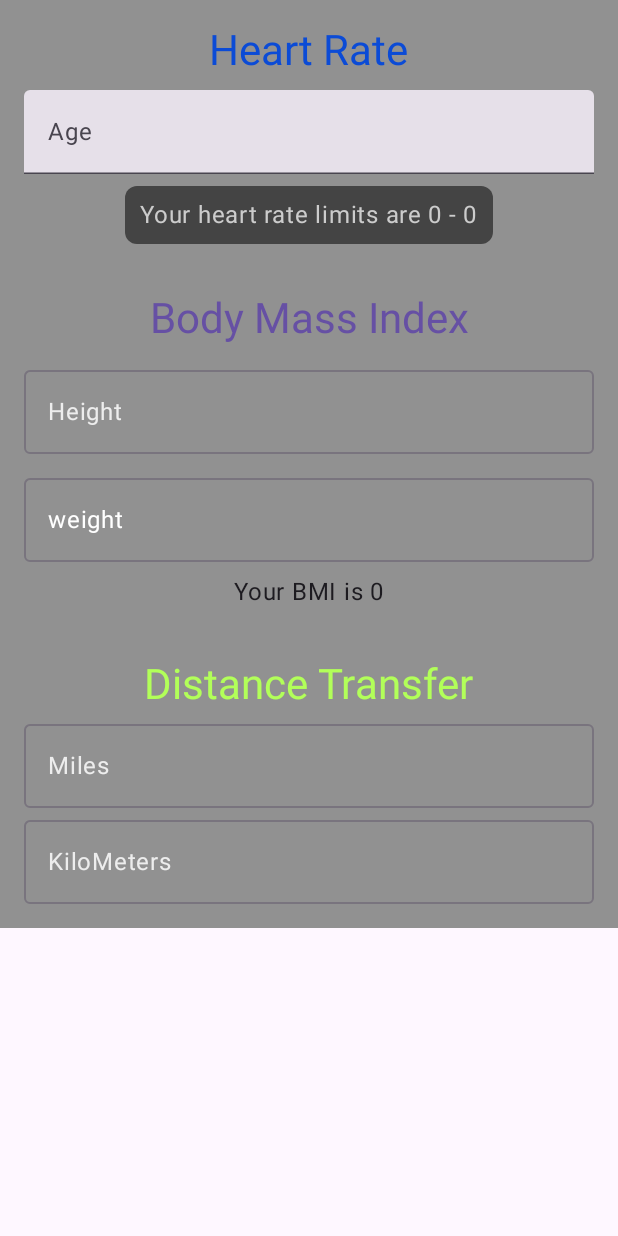
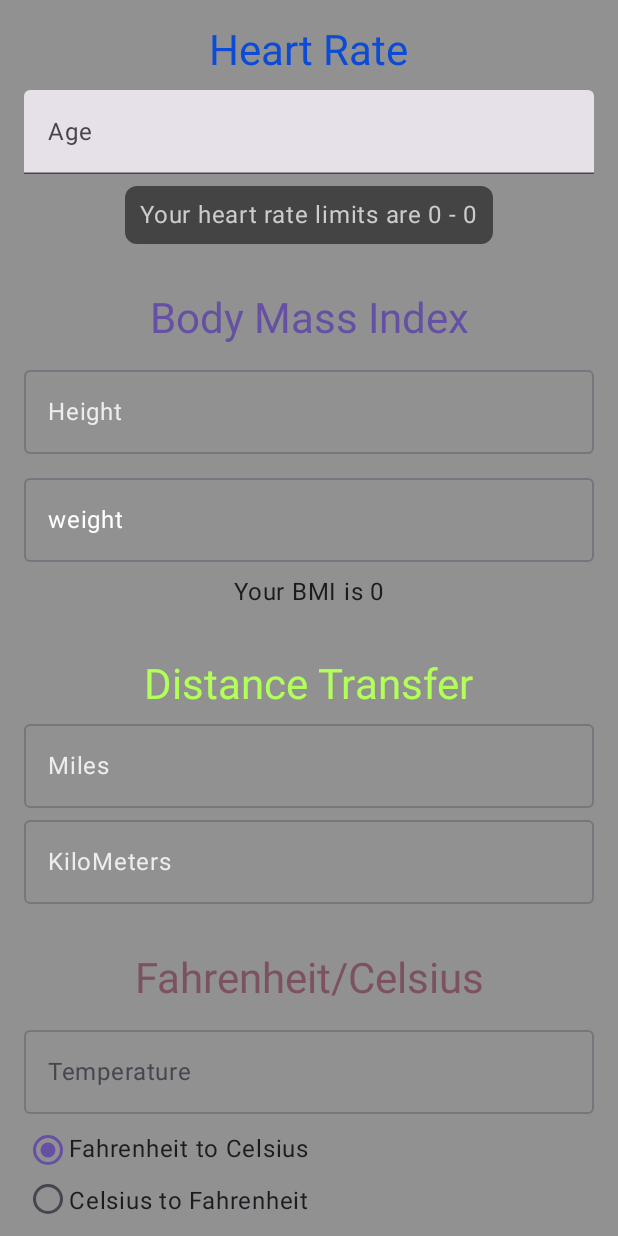
Before and after one commit to FuzzyKala/BeBo, an Android app built with Jetpack Compose: the screen it shows after launch (MainActivity), on a phone screen of 412 x 824 dp. Run offline under Robolectric (Android 15) with nearby library versions, the phone set to English and light mode, and no system bars.

Commit message:
week3 practice 1

```diff
--- a/app/src/main/java/com/example/bebo/MainActivity.kt
+++ b/app/src/main/java/com/example/bebo/MainActivity.kt
@@ -1,9 +1,11 @@
 package com.example.bebo
 
+import android.os.Build
 import android.os.Bundle
 import androidx.activity.ComponentActivity
 import androidx.activity.compose.setContent
 import androidx.activity.enableEdgeToEdge
+import androidx.annotation.RequiresApi
 import androidx.compose.foundation.background
 import androidx.compose.foundation.layout.Column
 import androidx.compose.foundation.layout.fillMaxWidth
@@ -14,9 +16,11 @@ import androidx.compose.ui.graphics.Color
 import com.example.bebo.composables.BMI
 import com.example.bebo.composables.DistanceTransfer
 import com.example.bebo.composables.HeartRate
+import com.example.bebo.composables.TemperateConverter
 import com.example.bebo.ui.theme.BeBoTheme
 
 class MainActivity : ComponentActivity() {
+    @RequiresApi(Build.VERSION_CODES.N)
     override fun onCreate(savedInstanceState: Bundle?) {
         super.onCreate(savedInstanceState)
         enableEdgeToEdge()
@@ -32,6 +36,7 @@ class MainActivity : ComponentActivity() {
                         HeartRate()
                         BMI()
                         DistanceTransfer()
+                        TemperateConverter()
                     }
 
                 }
--- a/app/src/main/java/com/example/bebo/composables/DistanceTransfer.kt
+++ b/app/src/main/java/com/example/bebo/composables/DistanceTransfer.kt
@@ -11,9 +11,10 @@ import androidx.compose.material3.MaterialTheme
 import androidx.compose.material3.OutlinedTextField
 import androidx.compose.material3.Text
 import androidx.compose.runtime.Composable
-import androidx.compose.runtime.getValue
+
 import androidx.compose.runtime.mutableStateOf
 import androidx.compose.runtime.remember
+import androidx.compose.runtime.getValue
 import androidx.compose.runtime.setValue
 import androidx.compose.ui.Alignment
 import androidx.compose.ui.Modifier
@@ -75,7 +76,8 @@ fun DistanceTransfer(modifier: Modifier = Modifier) {
                 )
             })
 
-        OutlinedTextField(value = kmsInput,
+        OutlinedTextField(
+            value = kmsInput,
             onValueChange = {
                 kmsInput = it
                 if (isKmsFocused){
--- /dev/null
+++ b/app/src/main/java/com/example/bebo/composables/TemperateConverter.kt
@@ -0,0 +1,128 @@
+package com.example.bebo.composables
+
+import androidx.compose.foundation.layout.Arrangement
+import androidx.compose.foundation.layout.Column
+import androidx.compose.foundation.layout.Row
+import androidx.compose.foundation.layout.fillMaxWidth
+import androidx.compose.foundation.layout.padding
+import androidx.compose.foundation.layout.size
+import androidx.compose.foundation.text.KeyboardOptions
+import androidx.compose.material3.MaterialTheme
+import androidx.compose.material3.OutlinedTextField
+import androidx.compose.material3.RadioButton
+import androidx.compose.material3.Text
+import androidx.compose.runtime.Composable
+import androidx.compose.runtime.getValue
+import androidx.compose.runtime.mutableStateOf
+import androidx.compose.runtime.remember
+import androidx.compose.runtime.setValue
+import androidx.compose.ui.Alignment
+import androidx.compose.ui.Modifier
+import androidx.compose.ui.graphics.Color
+import androidx.compose.ui.text.input.KeyboardType
+import androidx.compose.ui.text.style.TextAlign
+import androidx.compose.ui.unit.dp
+import java.math.RoundingMode
+import java.text.DecimalFormat
+
+@Composable
+fun TemperateConverter(modifier: Modifier = Modifier) {
+    var isFahrenheitSelected by remember { mutableStateOf(true) }
+    var input by remember { mutableStateOf("") }
+    val inputAsFloat = input.toFloatOrNull() ?: 0.0f
+    val resultText = calculateTemperature(inputAsFloat, isFahrenheitSelected)
+
+    Column(
+        modifier = modifier
+            .fillMaxWidth()
+            .padding(16.dp),
+        verticalArrangement = Arrangement.spacedBy(8.dp),
+        horizontalAlignment = Alignment.CenterHorizontally
+    ) {
+        Text(
+            text = "Fahrenheit/Celsius",
+            style = MaterialTheme.typography.headlineMedium.copy(color = MaterialTheme.colorScheme.tertiary)
+        )
+        TemperatureInputField(
+            input = input, onInputChanged = { input = it }, modifier = Modifier.fillMaxWidth()
+        )
+        TemperatureRadioButtons(
+            isFahrenheitSelected = isFahrenheitSelected,
+            onSelectedChanged = { isFahrenheitSelected = it },
+            modifier = Modifier
+        )
+
+        Text(
+            text = resultText,
+            modifier = Modifier
+                .fillMaxWidth()
+                .padding(start = 10.dp),
+            textAlign = TextAlign.Start
+        )
+
+    }
+}
+
+
+@Composable
+fun TemperatureInputField(
+    input: String, onInputChanged: (String) -> Unit, modifier: Modifier = Modifier
+) {
+    OutlinedTextField(value = input,
+        onValueChange = onInputChanged,
+        singleLine = true,
+        modifier = modifier,
+        keyboardOptions = KeyboardOptions(keyboardType = KeyboardType.Number),
+        textStyle = MaterialTheme.typography.bodySmall.copy(color = Color(0xD5FFFFFF)),
+        placeholder = { Text(text = "Type the temperature here!") },
+        label = { Text(text = "Temperature") })
+}
+
+@Composable
+fun TemperatureRadioButtons(
+    isFahrenheitSelected: Boolean,
+    onSelectedChanged: (Boolean) -> Unit,
+    modifier: Modifier = Modifier
+) {
+    Row(
+        modifier = modifier.fillMaxWidth(), verticalAlignment = Alignment.CenterVertically
+    ) {
+        RadioButton(
+            selected = isFahrenheitSelected,
+            onClick = { onSelectedChanged(true) },
+            modifier = modifier
+                .size(30.dp)
+                .padding(horizontal = 10.dp)
+        )
+        Text(text = "Fahrenheit to Celsius")
+    }
+
+    Row(
+        modifier = modifier.fillMaxWidth(), verticalAlignment = Alignment.CenterVertically
+    ) {
+        RadioButton(
+            selected = !isFahrenheitSelected,
+            onClick = { onSelectedChanged(false) },
+            modifier = modifier
+                .size(30.dp)
+                .padding(end = 10.dp, start = 10.dp)
+        )
+        Text(text = "Celsius to Fahrenheit")
+    }
+
+
+}
+
+@Composable
+fun calculateTemperature(inputAsFloat: Any, isFahrenheitSelected: Boolean): String {
+    val df = DecimalFormat("#.##").apply { roundingMode = RoundingMode.CEILING }
+    return if (isFahrenheitSelected) {
+        val fahrenheit = df.format(inputAsFloat).toDouble()
+        val celsius = df.format((fahrenheit - 32) * 5 / 9).toDouble()
+        "$fahrenheit °F equals to $celsius °C."
+    } else {
+        val celsius = df.format(inputAsFloat).toDouble()
+        val fahrenheit = df.format((celsius * 1.8) + 32).toDouble()
+        "$celsius °C equals to $fahrenheit °F."
+    }
+}
```
